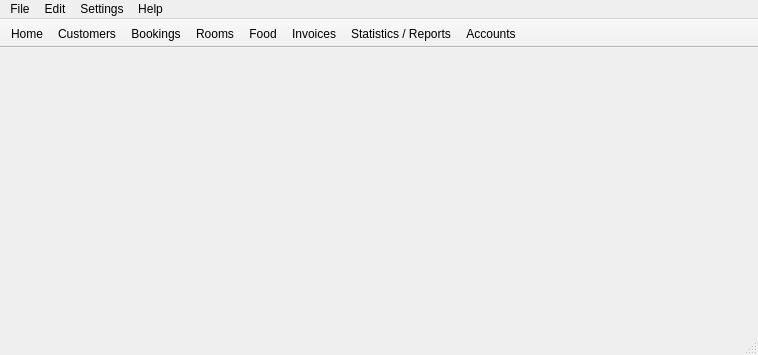
First picture: the form in mainwindow.ui, repository dsubhajit/bill_master, before the edit.
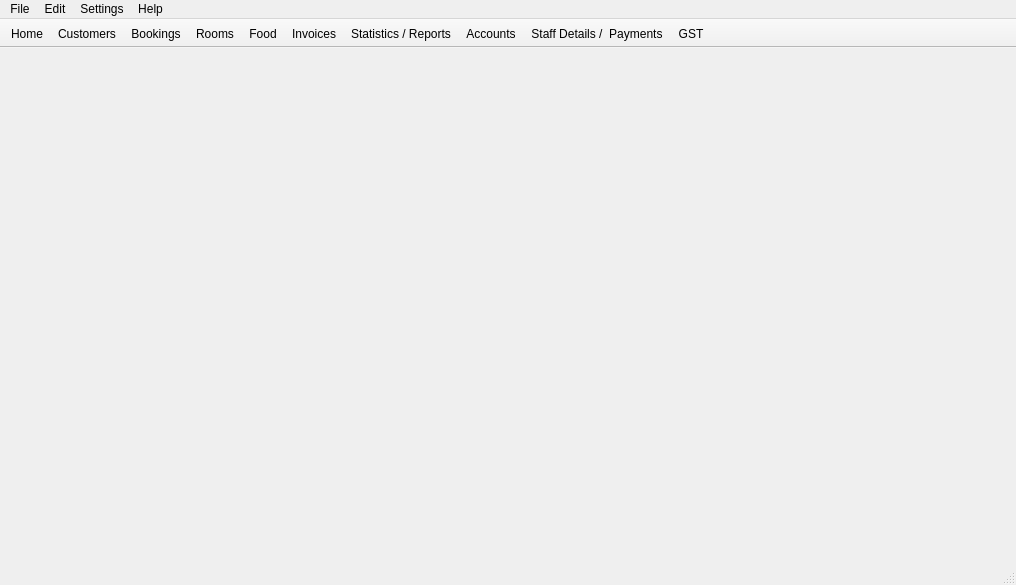
Second picture: the form after the edit. The open tabs and pages were chosen to show the change. Icons and pictures are not drawn.

```diff
--- a/mainwindow.ui
+++ b/mainwindow.ui
@@ -6,8 +6,8 @@
    <rect>
     <x>0</x>
     <y>0</y>
-    <width>758</width>
-    <height>355</height>
+    <width>1016</width>
+    <height>585</height>
    </rect>
   </property>
   <property name="windowTitle">
@@ -41,7 +41,7 @@
     <rect>
      <x>0</x>
      <y>0</y>
-     <width>758</width>
+     <width>1016</width>
      <height>21</height>
     </rect>
    </property>
@@ -113,6 +113,8 @@
    <addaction name="actionInvoices"/>
    <addaction name="actionStatistics"/>
    <addaction name="actionAccounts"/>
+   <addaction name="actionStaff_Details_Payments"/>
+   <addaction name="actionGST"/>
   </widget>
   <widget class="QStatusBar" name="statusBar"/>
   <action name="actionCreate_Backup">
@@ -266,6 +268,30 @@
     <string>Change Password</string>
    </property>
   </action>
+  <action name="actionStaff_Details_Payments">
+   <property name="icon">
+    <iconset resource="bill_master_resources.qrc">
+     <normaloff>:/icons/icons/payment-icon.png</normaloff>:/icons/icons/payment-icon.png</iconset>
+   </property>
+   <property name="text">
+    <string>Staff Details /  Payments</string>
+   </property>
+   <property name="toolTip">
+    <string>Staff details and payments</string>
+   </property>
+  </action>
+  <action name="actionGST">
+   <property name="icon">
+    <iconset resource="bill_master_resources.qrc">
+     <normaloff>:/icons/icons/if_Finance_loan_money_1889199.png</normaloff>:/icons/icons/if_Finance_loan_money_1889199.png</iconset>
+   </property>
+   <property name="text">
+    <string>GST</string>
+   </property>
+   <property name="toolTip">
+    <string>&lt;html&gt;&lt;head/&gt;&lt;body&gt;&lt;p&gt;GST Tax Details&lt;/p&gt;&lt;/body&gt;&lt;/html&gt;</string>
+   </property>
+  </action>
  </widget>
  <layoutdefault spacing="6" margin="11"/>
  <resources>
```
Left out of the diff: 2 changed lines with no effect on the pictures.
